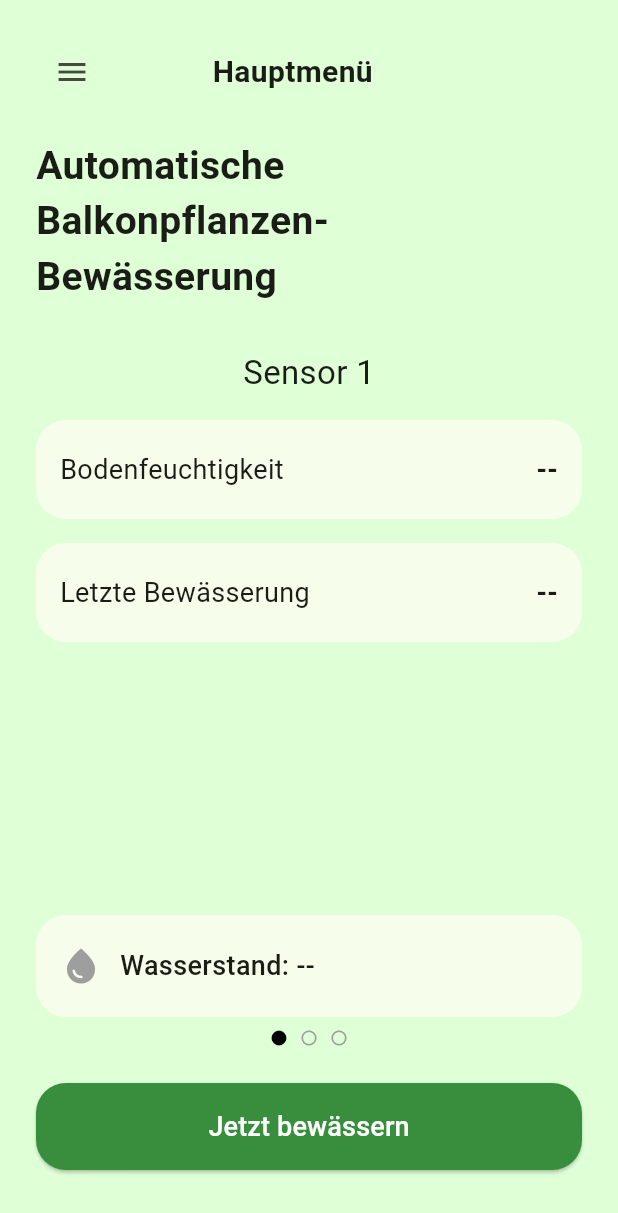
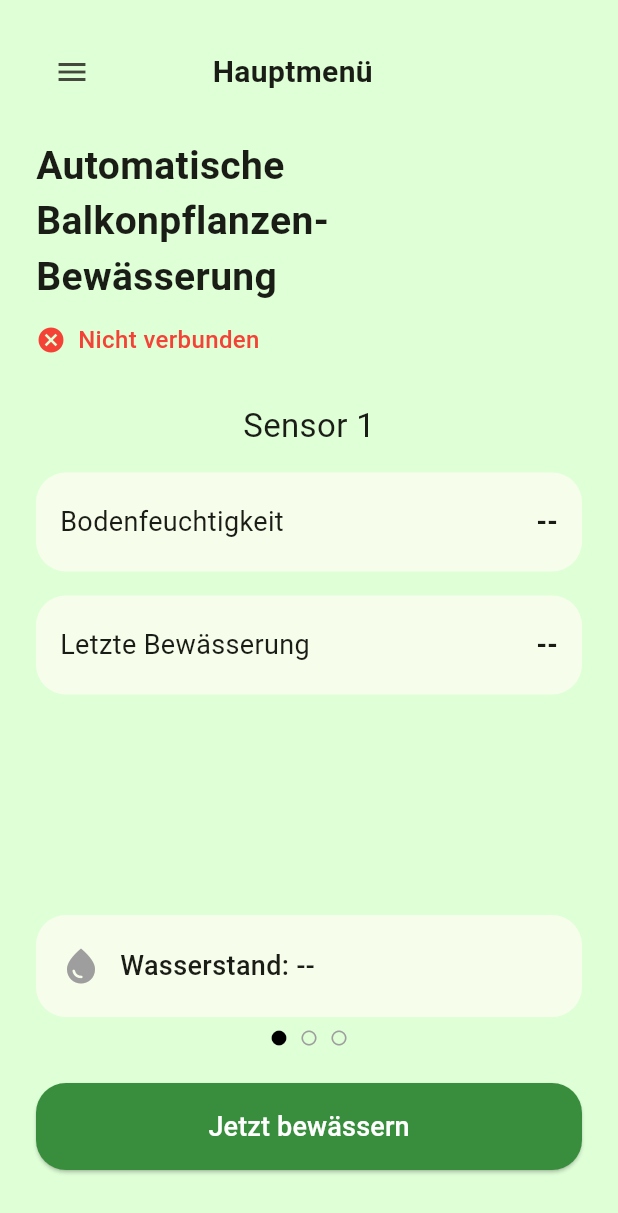
Before and after one commit to SpartanProgram/balkon-bewaesserung-app, a Flutter app: the screen it shows after launch, on a phone screen of 412 x 824 dp. Shown: the top 1213 px of the screen. Run offline on Flutter 3.47's test engine with Material 3 defaults, Android fonts, the phone set to English and light mode, and no system bars; our stand-ins replace shared_preferences; missing offline and left inert: mqtt_client.

Commit message:
Added Connection Status Display and auto connected when already connected before
Former-commit-id: 037cb78614381e8eb8e490fe4c3fa68e09c32a65

```diff
--- a/Software/lib/home_screen.dart
+++ b/Software/lib/home_screen.dart
@@ -3,6 +3,7 @@ import 'package:flutter/services.dart';
 import 'package:provider/provider.dart';
 import 'widgets/custom_scaffold.dart';
 import 'widgets/sensor_data_provider.dart';
+
 
 class HomeScreen extends StatefulWidget {
   const HomeScreen({super.key});
@@ -39,6 +40,8 @@ class _HomeScreenState extends State<HomeScreen> with WidgetsBindingObserver {
   @override
   Widget build(BuildContext context) {
     final sensorData = context.watch<SensorDataProvider>().sensorData;
+    final isConnected = context.watch<SensorDataProvider>().isConnected;
+
 
     return CustomScaffold(
       title: 'Hauptmenü',
@@ -47,14 +50,33 @@ class _HomeScreenState extends State<HomeScreen> with WidgetsBindingObserver {
         children: [
           const Align(
             alignment: Alignment.centerLeft,
-            child: Text(
-              'Automatische Balkonpflanzen-\nBewässerung',
+            child: Text('Automatische Balkonpflanzen-\nBewässerung',
               style: TextStyle(
                 fontSize: 26,
                 fontWeight: FontWeight.bold,
               ),
             ),
           ),
+          const SizedBox(height: 12),
+          Row(
+            children: [
+              Icon(
+                isConnected ? Icons.check_circle : Icons.cancel,
+                color: isConnected ? Colors.green : Colors.red,
+                size: 20,
+              ),
+              const SizedBox(width: 8),
+              Text(
+                isConnected ? 'Verbunden mit MQTT' : 'Nicht verbunden',
+                style: TextStyle(
+                  fontSize: 16,
+                  color: isConnected ? Colors.green : Colors.red,
+                  fontWeight: FontWeight.w500,
+                ),
+              ),
+            ],
+          ),
+
           const SizedBox(height: 30),
 
           // Sensor Page Slider
@@ -153,7 +175,7 @@ class _HomeScreenState extends State<HomeScreen> with WidgetsBindingObserver {
 
     if (level >= 70) {
       iconColor = Colors.green;
-      statusText = "Wasserstand: Hoch";
+      statusText = "Wasserstand: In Ordnung";
     } else if (level >= 30) {
       iconColor = Colors.orange;
       statusText = "Wasserstand: Mittel";
```
Also changed, not shown: Software/lib/einstellungen.dart (+13 -4 lines), Software/lib/main.dart (+1 -7 lines), Software/lib/widgets/sensor_data_provider.dart (+35 -1 lines).
